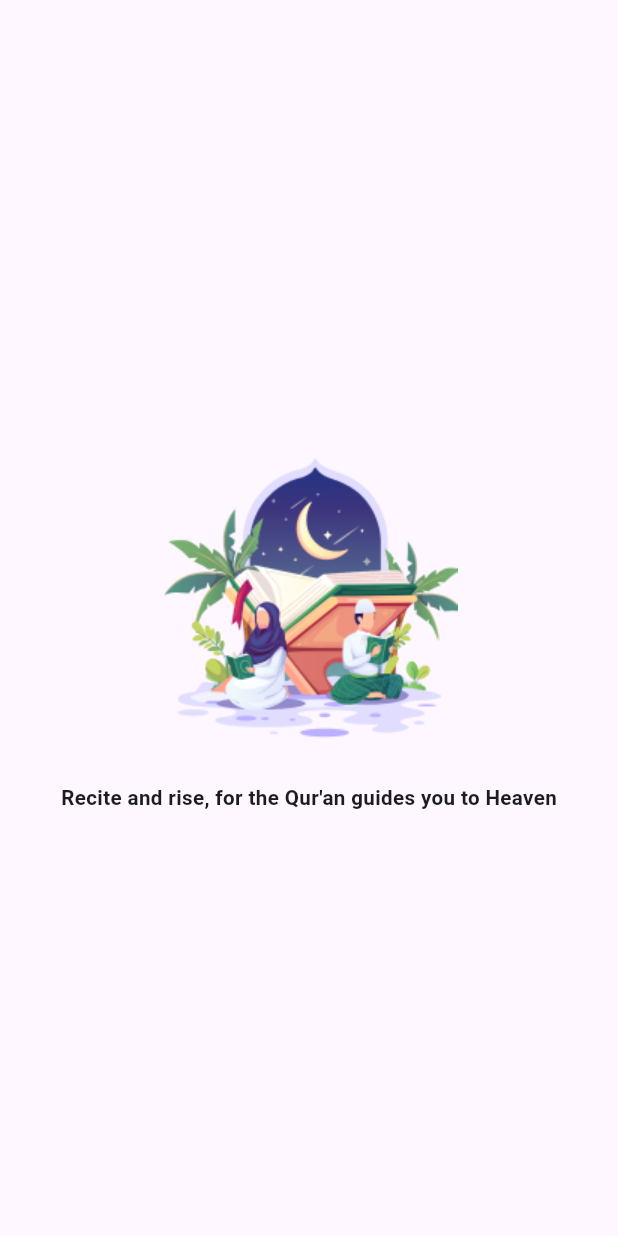
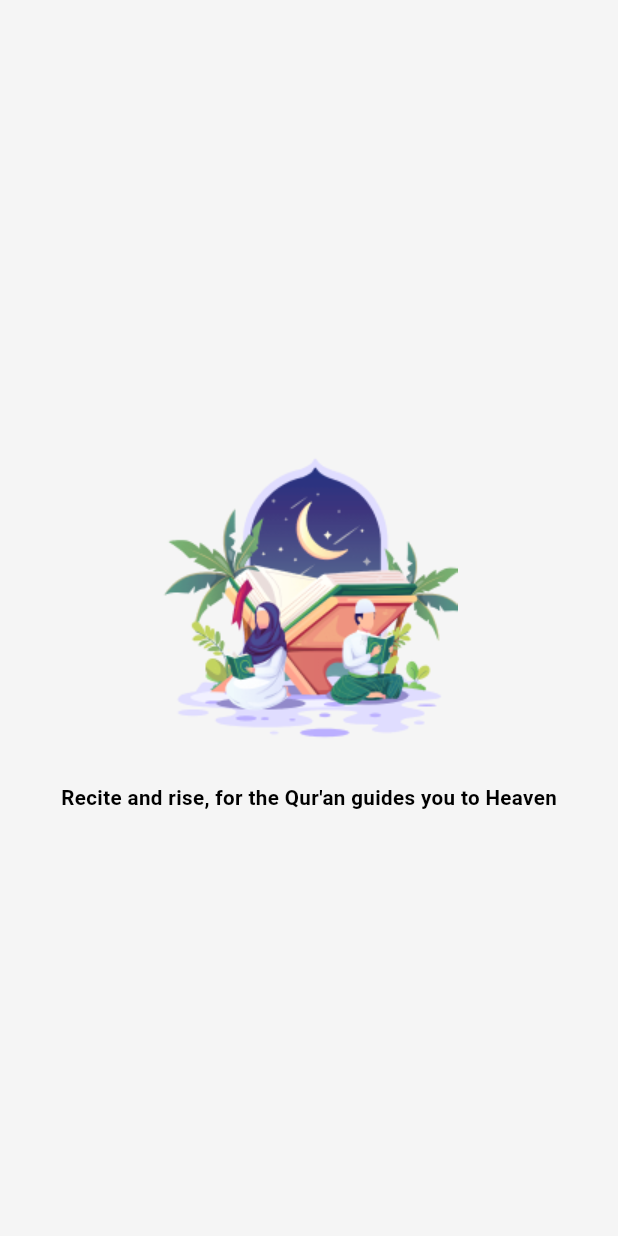
Before and after one commit to belalSoliman/belal-prayer_time-Quran-and-more, a Flutter app: the screen it shows after launch, on a phone screen of 412 x 824 dp. Run offline on Flutter 3.47's test engine with Material 3 defaults, Android fonts, the phone set to English and light mode, and no system bars; our stand-ins replace flutter_screenutil.

Commit message:
Add light and dark theme support with corresponding theme data and colors

```diff
--- a/lib/app/belal_app.dart
+++ b/lib/app/belal_app.dart
@@ -1,3 +1,5 @@
+import 'package:belal/core/config/theme/theme_data/theme_data_dark.dart';
+import 'package:belal/core/config/theme/theme_data/theme_data_light.dart';
 import 'package:belal/views/splas_screen/splash_screen_view.dart';
 import 'package:flutter/material.dart';
 import 'package:flutter_screenutil/flutter_screenutil.dart';
@@ -12,9 +14,11 @@ class BelalApp extends StatelessWidget {
       minTextAdapt: true,
       splitScreenMode: true,
       builder: (context, child) {
-        return const MaterialApp(
+        return MaterialApp(
+          theme: getLightTheme(),
+          darkTheme: getDarkTheme(),
           debugShowCheckedModeBanner: false,
-          home: SplashScreenView(),
+          home: const SplashScreenView(),
         );
       },
     );
--- a/lib/core/config/theme/app_colors.dart
+++ b/lib/core/config/theme/app_colors.dart
@@ -12,6 +12,9 @@ class AppColors {
   static const textPrimaryLight = Color(0xff000000);
   static const textSecondaryLight = Color(0xff757575);
   static const errorLight = Color(0xffd32f2f);
+  static const textLight = Color(0xff000000); // Text color for light mode
+  static const textLightSecondary =
+      Color(0xff757575); // Secondary text color for light mode
 
   // Dark mode colors
   static const primaryDark = Color(0xff6200ea);
@@ -22,4 +25,7 @@ class AppColors {
   static const textPrimaryDark = Color(0xffffffff);
   static const textSecondaryDark = Color(0xffb3b3b3);
   static const errorDark = Color(0xffcf6679);
+  static const textDark = Color(0xffffffff); // Text color for dark mode
+  static const textDarkSecondary =
+      Color(0xffb3b3b3); // Secondary text color for dark mode
 }
--- /dev/null
+++ b/lib/core/config/theme/theme_data/theme_data_dark.dart
@@ -0,0 +1,51 @@
+import 'package:belal/resources/app_string.dart';
+import 'package:flutter/material.dart';
+import 'package:belal/core/config/theme/app_colors.dart';
+import 'package:belal/core/config/theme/app_text_style.dart';
+
+ThemeData getDarkTheme() {
+  return ThemeData(
+    brightness: Brightness.dark,
+    fontFamily: AppString.fontFamily,
+    primaryColor: AppColors.primaryDark,
+    canvasColor: AppColors.backgroundDark,
+    scaffoldBackgroundColor: AppColors.backgroundDark,
+    colorScheme: ColorScheme.fromSeed(
+      seedColor: AppColors.primaryDark,
+      brightness: Brightness.dark,
+      primary: AppColors.primaryDark,
+      onPrimary: AppColors.textPrimaryDark,
+      secondary: AppColors.secondaryDark,
+      onSecondary: AppColors.textSecondaryDark,
+      error: AppColors.errorDark,
+      onError: AppColors.textPrimaryDark,
+      background: AppColors.backgroundDark,
+      onBackground: AppColors.textPrimaryDark,
+      surface: AppColors.surfaceDark,
+      onSurface: AppColors.textPrimaryDark,
+    ),
+    textTheme: ThemeData.dark().textTheme.apply(
+          bodyColor: AppColors.textDark,
+        ),
+    appBarTheme: AppBarTheme(
+      backgroundColor: AppColors.primaryDark,
+      foregroundColor: AppColors.textPrimaryDark,
+    ),
+    buttonTheme: ButtonThemeData(
+      buttonColor: AppColors.primaryDark,
+      textTheme: ButtonTextTheme.primary,
+    ),
+    cardColor: AppColors.surfaceDark,
+    shadowColor: AppColors.primaryDark.withOpacity(0.3),
+    elevatedButtonTheme: ElevatedButtonThemeData(
+      style: ElevatedButton.styleFrom(
+        backgroundColor: AppColors.primaryDark,
+        foregroundColor: Colors.white,
+        textStyle: AppTextStyle.button.copyWith(color: Colors.white),
+        shape: RoundedRectangleBorder(
+          borderRadius: BorderRadius.circular(8),
+        ),
+      ),
+    ),
+  );
+}
--- /dev/null
+++ b/lib/core/config/theme/theme_data/theme_data_light.dart
@@ -0,0 +1,50 @@
+import 'package:belal/resources/app_string.dart';
+import 'package:flutter/material.dart';
+import 'package:belal/core/config/theme/app_colors.dart';
+import 'package:belal/core/config/theme/app_text_style.dart';
+import 'package:flutter_screenutil/flutter_screenutil.dart';
+
+ThemeData getLightTheme() {
+  return ThemeData(
+    brightness: Brightness.light,
+    fontFamily: AppString.fontFamily,
+    primaryColor: AppColors.primaryLight,
+    canvasColor: AppColors.backgroundLight,
+    scaffoldBackgroundColor: AppColors.backgroundLight,
+    colorScheme: ColorScheme.fromSeed(
+      seedColor: AppColors.primaryLight,
+      brightness: Brightness.light,
+      primary: AppColors.primaryLight,
+      onPrimary: AppColors.textPrimaryLight,
+      secondary: AppColors.secondaryLight,
+      onSecondary: AppColors.textSecondaryLight,
+      error: AppColors.errorLight,
+      onError: AppColors.textPrimaryLight,
+      surface: AppColors.surfaceLight,
+      onSurface: AppColors.textPrimaryLight,
+    ),
+    textTheme: ThemeData.light().textTheme.apply(
+          bodyColor: AppColors.textLight,
+        ),
+    appBarTheme: const AppBarTheme(
+      backgroundColor: AppColors.primaryLight,
+      foregroundColor: AppColors.textPrimaryLight,
+    ),
+    buttonTheme: const ButtonThemeData(
+      buttonColor: AppColors.primaryLight,
+      textTheme: ButtonTextTheme.primary,
+    ),
+    cardColor: AppColors.surfaceLight,
+    shadowColor: AppColors.primaryLight.withOpacity(0.3),
+    elevatedButtonTheme: ElevatedButtonThemeData(
+      style: ElevatedButton.styleFrom(
+        backgroundColor: AppColors.primaryLight,
+        foregroundColor: Colors.white,
+        textStyle: AppTextStyle.button.copyWith(color: Colors.white),
+        shape: RoundedRectangleBorder(
+          borderRadius: BorderRadius.circular(8.r),
+        ),
+      ),
+    ),
+  );
+}
```
